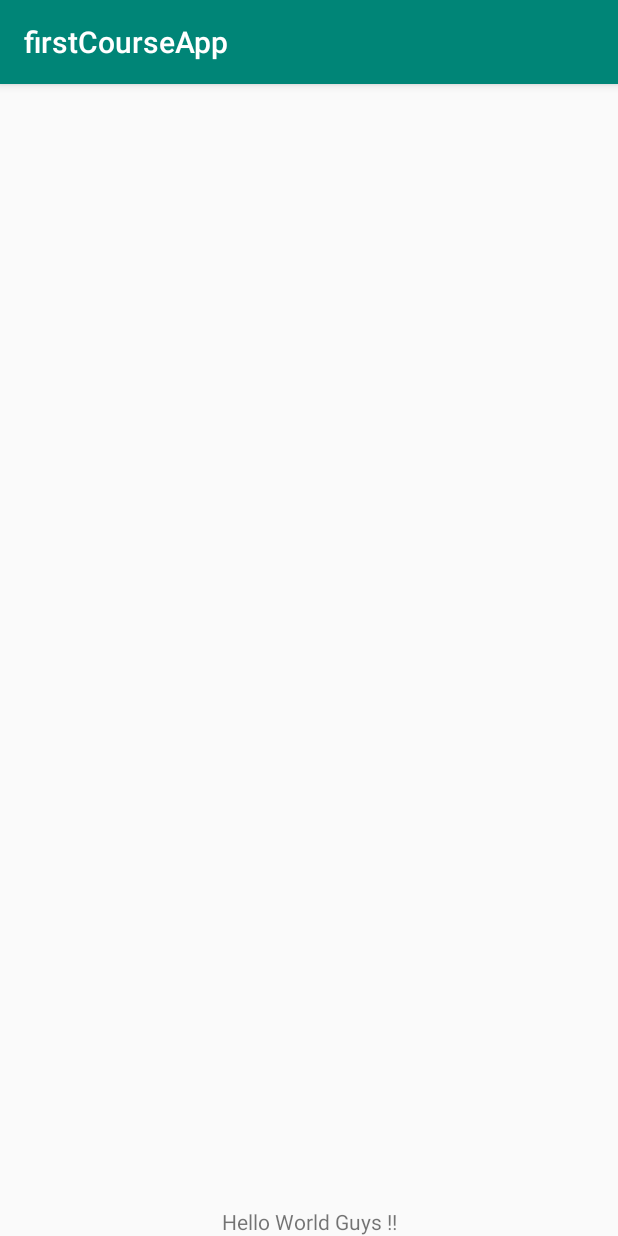
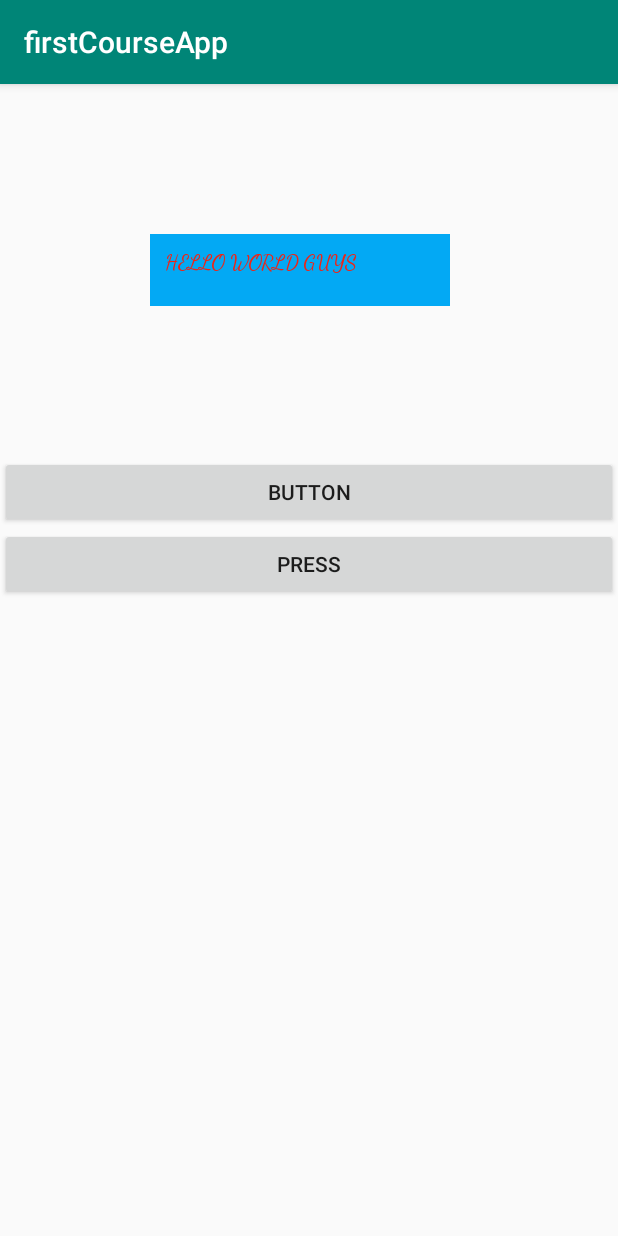
Before and after one commit to ashiscs/cnvrt_It, an Android app: the screen it shows after launch (MainActivity), on a phone screen of 412 x 824 dp. Run offline under Robolectric (Android 15) with nearby library versions, the phone set to English and light mode, and no system bars.

Commit message:
Use of buttons
Signed-off-by: ashiscs <ashissingh640@gmail.com>

```diff
--- a/app/src/main/java/com/example/firstcourseapp/MainActivity.java
+++ b/app/src/main/java/com/example/firstcourseapp/MainActivity.java
@@ -3,8 +3,21 @@ package com.example.firstcourseapp;
 import androidx.appcompat.app.AppCompatActivity;
 
 import android.os.Bundle;
+import android.util.Log;
+import android.view.View;
 
 public class MainActivity extends AppCompatActivity {
+
+    public void clickFunction(View view) {
+
+        Log.i("Info","Button Pressed !!");
+    }
+
+    public void clickIt(View view) {
+
+        Log.i("Info","Amazing, you clicked it !!");
+    }
+
 
     @Override
     protected void onCreate(Bundle savedInstanceState) {
--- a/app/src/main/res/layout/activity_main.xml
+++ b/app/src/main/res/layout/activity_main.xml
@@ -4,14 +4,36 @@
     xmlns:tools="http://schemas.android.com/tools"
     android:layout_width="match_parent"
     android:layout_height="match_parent"
-    tools:context=".MainActivity">
+    tools:context=".MainActivity" >
 
-    <TextView
-        android:layout_width="wrap_content"
-        android:layout_height="0dp"
-        android:text="Hello World Guys !!"
-        app:layout_constraintBottom_toBottomOf="parent"
-        app:layout_constraintLeft_toLeftOf="parent"
-        app:layout_constraintRight_toRightOf="parent" />
+    <LinearLayout
+        android:layout_width="match_parent"
+        android:layout_height="match_parent"
+        android:orientation="vertical">
 
+        <TextView
+            android:id="@+id/textView"
+            android:layout_width="200dp"
+            android:layout_height="48dp"
+            android:layout_margin="100dp"
+            android:background="#03A9F4"
+            android:padding="10dp"
+            android:text="HELLO WORLD GUYS"
+            android:textColor="#F12314"
+            app:fontFamily="cursive" />
+
+        <Button
+            android:id="@+id/button"
+            android:layout_width="match_parent"
+            android:layout_height="wrap_content"
+            android:onClick="clickFunction"
+            android:text="Button" />
+
+        <Button
+            android:id="@+id/button2"
+            android:layout_width="match_parent"
+            android:layout_height="wrap_content"
+            android:onClick="clickIt"
+            android:text="PRESS" />
+    </LinearLayout>
 </androidx.constraintlayout.widget.ConstraintLayout>
```
